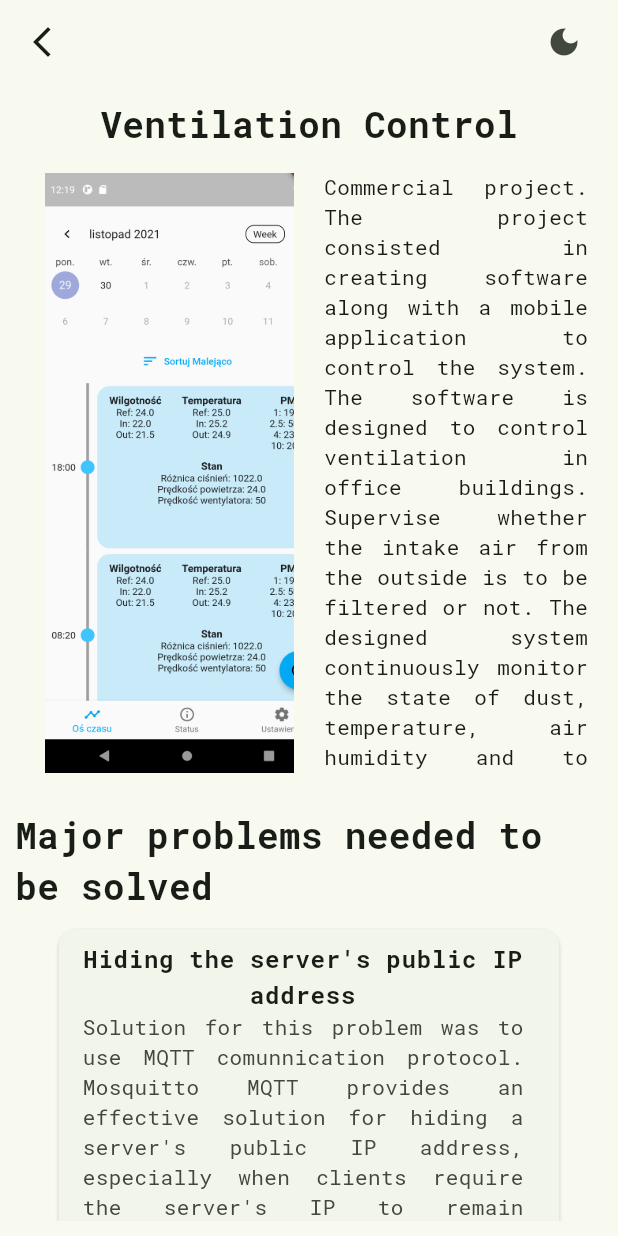
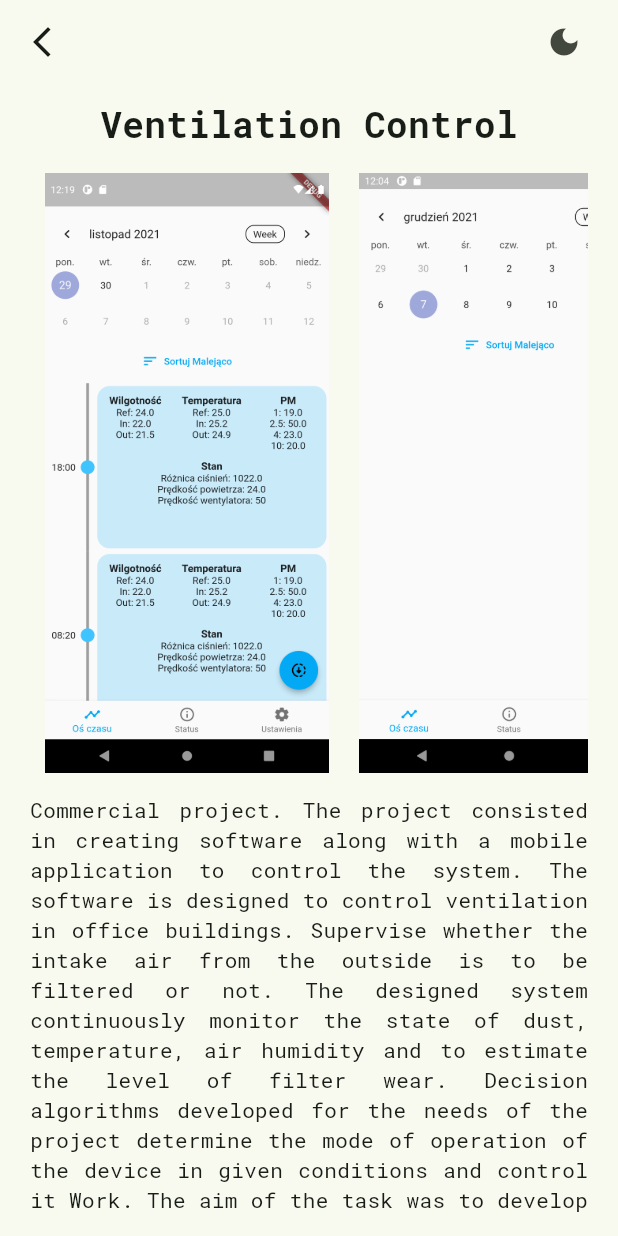
Before and after one commit to LynxLynxx/personal_webiste, a Flutter app: the MoreWork screen opened by its route, on a phone screen of 412 x 824 dp. Run offline on Flutter 3.47's test engine with Material 2 defaults, Android fonts, the light colour scheme and no system bars; our stand-ins replace bloc, equatable, flutter_bloc, flutter_svg, font_awesome_flutter, go_router and 1 more; missing offline and left inert: dart:js.

Commit message:
ui dla more work small screen

```diff
--- a/lib/screens/more_work_screen.dart
+++ b/lib/screens/more_work_screen.dart
@@ -4,6 +4,7 @@ import 'package:go_router/go_router.dart';
 import 'package:google_fonts/google_fonts.dart';
 import 'package:personal_website/config/app_router.dart';
 import 'package:personal_website/models/more_work_problem.dart';
+import 'package:personal_website/widgets/responsive.dart';
 
 import '../bloc/theme_bloc/cubit/theme_cubit.dart';
 
@@ -16,7 +17,9 @@ class MoreWork extends StatelessWidget {
     'assets/img/ss3.png',
     'assets/img/ss4.png',
   ];
-
+  final String projectTitle = "Ventilation Control";
+  final String projectDescription =
+      "Commercial project. The project consisted in creating software along with a mobile application to control the system. The software is designed to control ventilation in office buildings. Supervise whether the intake air from the outside is to be filtered or not. The designed system  continuously monitor the state of dust, temperature, air humidity and to estimate the level of filter wear. Decision algorithms developed for the needs of the project determine the mode of operation of the device in given conditions and control it Work. The aim of the task was to develop a framework solution enabling control over developed system via remote technologies. A set of controls and configuration switches that allow you to modify the parameters and settings of the system The measurement and control system is made available in the form of a control panel displayed on the screens of mobile devices operating under the control of the Android operating system. panel enables the visualization of measurement data and the status of actuators, as well as allows you to modify the settings of regulators responsible for automatic decisions control systems implemented by embedded software.";
   final List<MoreWorkProblem> problemSolved = [
     MoreWorkProblem(
         title: "Hiding the server's public IP address",
@@ -70,13 +73,99 @@ class MoreWork extends StatelessWidget {
             children: [
               Center(
                 child: Text(
-                  "Ventilation Control",
+                  projectTitle,
                   style: GoogleFonts.robotoMono(
                       fontSize: 24, fontWeight: FontWeight.bold),
                 ),
               ),
               const SizedBox(height: 15),
+              ResponsiveWidget.isLargeScreen(context)
+                  ? LargeScreenDescription(
+                      urlImages: urlImages,
+                      projectDescription: projectDescription,
+                    )
+                  : SmallScreenDescription(
+                      urlImages: urlImages,
+                      projectDescription: projectDescription,
+                    ),
+              const SizedBox(height: 25),
+              Center(
+                child: Text(
+                  'Major problems needed to be solved',
+                  style: GoogleFonts.robotoMono(
+                      fontSize: 24, fontWeight: FontWeight.bold),
+                  textAlign: TextAlign.center,
+                ),
+              ),
+              ListView.builder(
+                  physics: const NeverScrollableScrollPhysics(),
+                  shrinkWrap: true,
+                  itemCount: problemSolved.length,
+                  itemBuilder: (context, index) => MoreWorkProblemCard(
+                      tile: problemSolved[index].title,
+                      description: problemSolved[index].description))
+            ],
+          ),
+        ),
+      ),
+    );
+  }
+}
+
+class SmallScreenDescription extends StatelessWidget {
+  const SmallScreenDescription({
+    super.key,
+    required this.urlImages,
+    required this.projectDescription,
+  });
+
+  final List<String> urlImages;
+  final String projectDescription;
+
+  @override
+  Widget build(BuildContext context) {
+    return Column(
+      children: [
         SizedBox(
+          height: 400,
+          child: Padding(
+            padding: const EdgeInsets.symmetric(horizontal: 10),
+            child: ListView.builder(
+              shrinkWrap: true,
+              scrollDirection: Axis.horizontal,
+              itemCount: urlImages.length,
+              itemBuilder: (context, index) =>
+                  MoreWorkImage(urlAsset: urlImages[index]),
+            ),
+          ),
+        ),
+        const SizedBox(height: 15),
+        Padding(
+          padding: const EdgeInsets.symmetric(horizontal: 10),
+          child: Text(
+            projectDescription,
+            style: GoogleFonts.robotoMono(),
+            textAlign: TextAlign.justify,
+          ),
+        ),
+      ],
+    );
+  }
+}
+
+class LargeScreenDescription extends StatelessWidget {
+  const LargeScreenDescription({
+    super.key,
+    required this.urlImages,
+    required this.projectDescription,
+  });
+
+  final List<String> urlImages;
+  final String projectDescription;
+
+  @override
+  Widget build(BuildContext context) {
+    return SizedBox(
       height: 400,
       child: Row(
         children: [
@@ -97,33 +186,13 @@ class MoreWork extends StatelessWidget {
             child: Padding(
               padding: const EdgeInsets.symmetric(horizontal: 10),
               child: Text(
-                          "Commercial project. The project consisted in creating software along with a mobile application to control the system. The software is designed to control ventilation in office buildings. Supervise whether the intake air from the outside is to be filtered or not. The designed system  continuously monitor the state of dust, temperature, air humidity and to estimate the level of filter wear. Decision algorithms developed for the needs of the project determine the mode of operation of the device in given conditions and control it Work. The aim of the task was to develop a framework solution enabling control over developed system via remote technologies. A set of controls and configuration switches that allow you to modify the parameters and settings of the system The measurement and control system is made available in the form of a control panel displayed on the screens of mobile devices operating under the control of the Android operating system. panel enables the visualization of measurement data and the status of actuators, as well as allows you to modify the settings of regulators responsible for automatic decisions control systems implemented by embedded software.",
+                projectDescription,
                 style: GoogleFonts.robotoMono(),
                 textAlign: TextAlign.justify,
               ),
             ),
           ),
         ],
-                ),
-              ),
-              const SizedBox(height: 25),
-              Center(
-                child: Text(
-                  'Major problems needed to be solved',
-                  style: GoogleFonts.robotoMono(
-                      fontSize: 24, fontWeight: FontWeight.bold),
-                ),
-              ),
-              ListView.builder(
-                  physics: const NeverScrollableScrollPhysics(),
-                  shrinkWrap: true,
-                  itemCount: problemSolved.length,
-                  itemBuilder: (context, index) => MoreWorkProblemCard(
-                      tile: problemSolved[index].title,
-                      description: problemSolved[index].description))
-            ],
-          ),
-        ),
       ),
     );
   }
```
Lines whose indentation alone changed are shown as unchanged.
